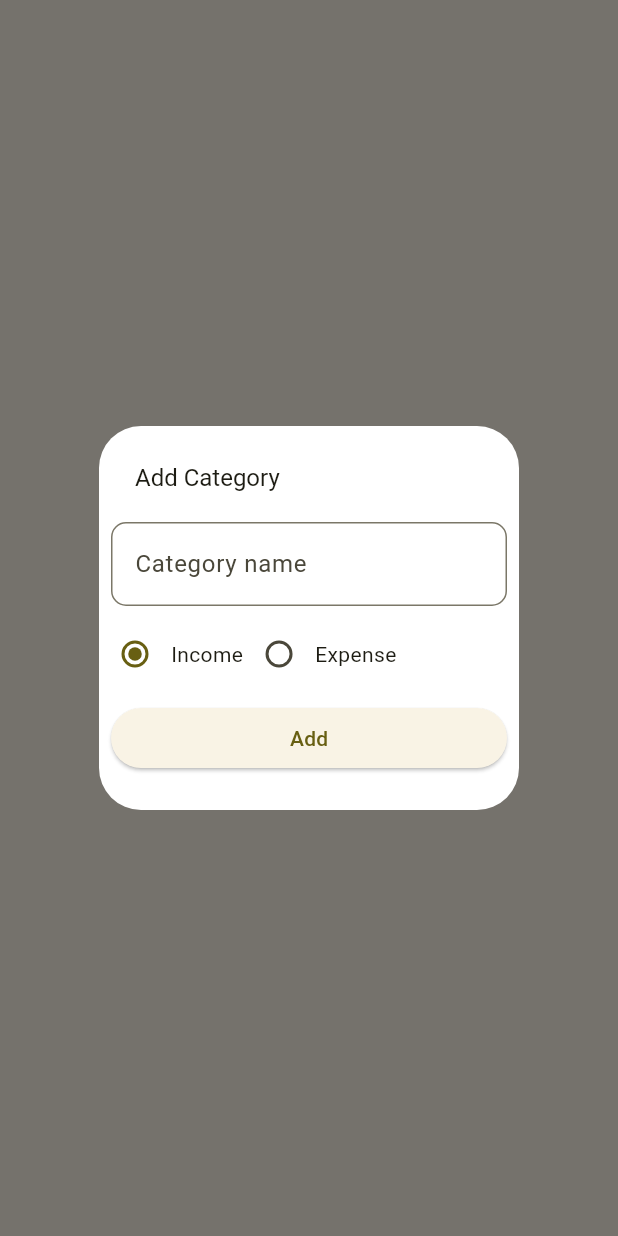
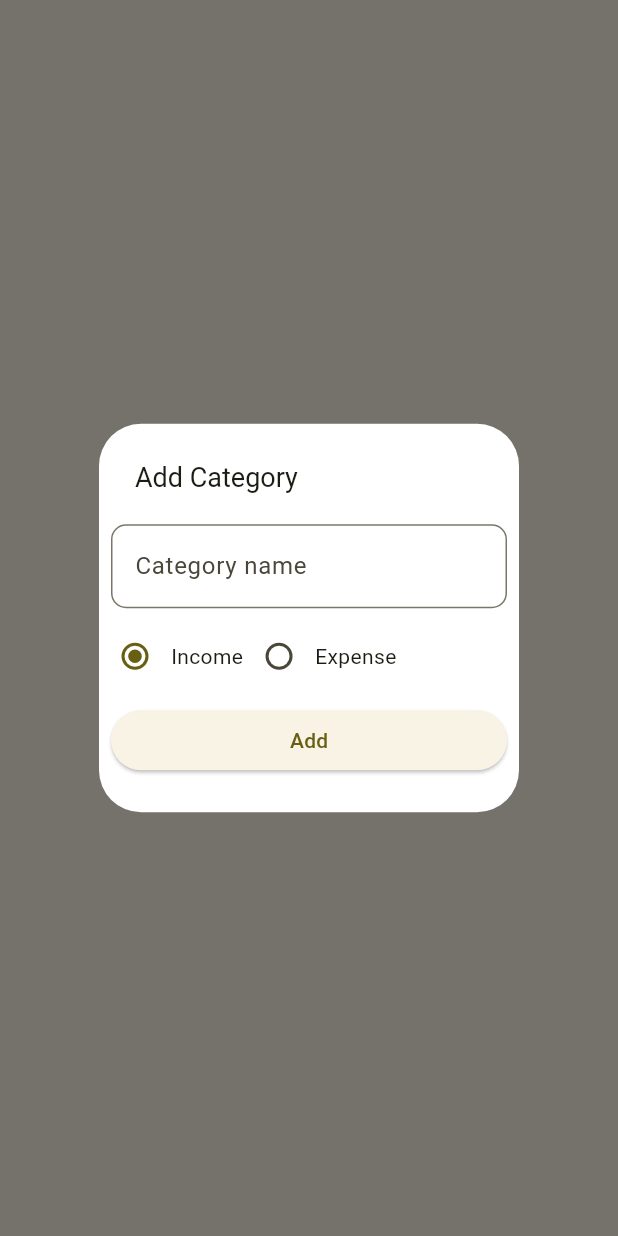
Before and after one commit to ajmalpullooni/my-wallet, a Flutter app: what showCategoryAddPopup() shows on an empty page, opened directly, on a phone screen of 412 x 824 dp. Run offline on Flutter 3.47's test engine with Material 2 defaults, Android fonts, the phone set to English and light mode, and no system bars; our stand-ins replace flutter_slidable, google_fonts, hive, hive_flutter, lottie, syncfusion_flutter_charts; accounts and stored records are empty; network calls fail.

Commit message:
sample changes

```diff
--- a/lib/screens/category/category_add_popup.dart
+++ b/lib/screens/category/category_add_popup.dart
@@ -7,14 +7,14 @@ ValueNotifier<CategoryType> selectedCategoryNotifier =
     ValueNotifier(CategoryType.income);
 
 Future<void> showCategoryAddPopup(BuildContext context) async {
-  TextEditingController    _nameEditingController = TextEditingController();
+  TextEditingController _nameEditingController = TextEditingController();
   showDialog(
 
       context: context,
       builder: (ctx) {
         return SimpleDialog(
           backgroundColor: Colors.white ,
-          title: const Text('Add Category',style: TextStyle(fontSize: 16),
+          title: const Text('Add Category',style: TextStyle(fontSize: 18),
           ),
           children: [
             Padding(
```
